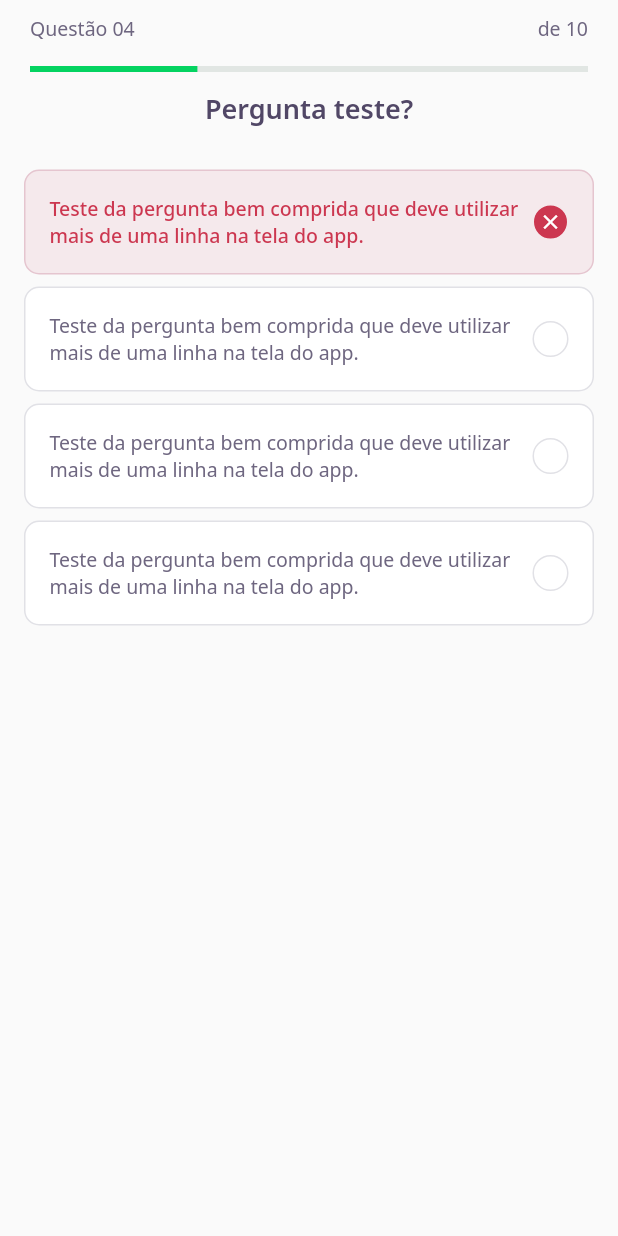
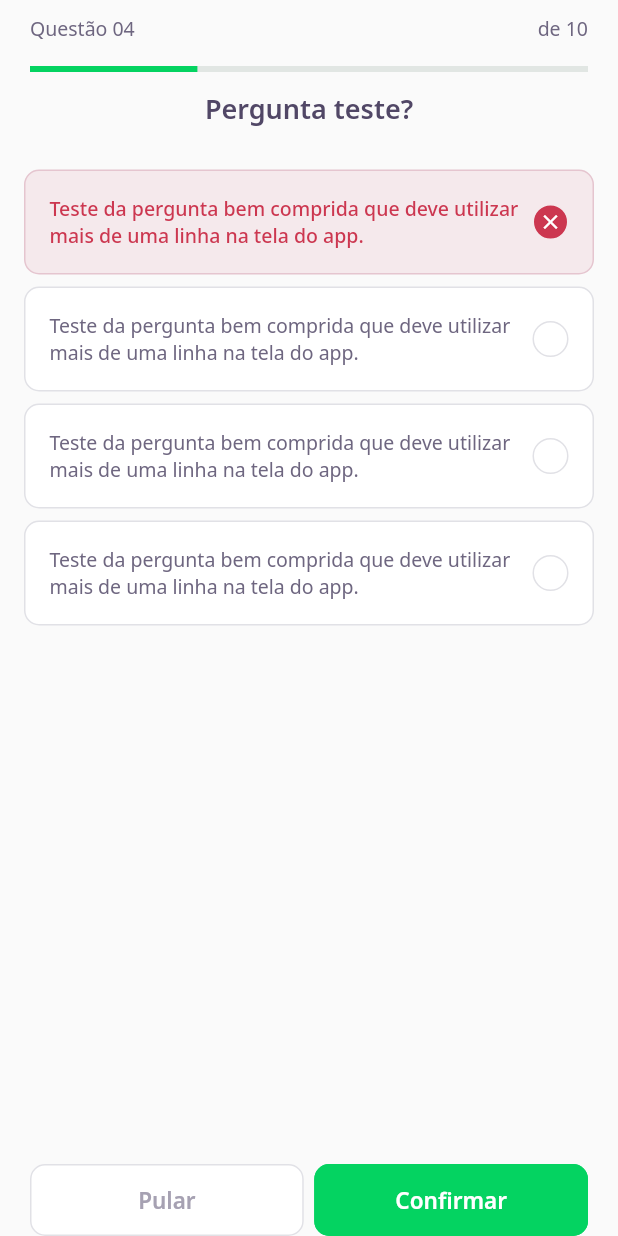
Before and after one commit to RafaelWerner/DevQuiz, a Flutter app: the ChallengePage screen opened directly, on a phone screen of 412 x 824 dp. Run offline on Flutter 3.47's test engine with Material 2 defaults, Android fonts, the phone set to English and light mode, and no system bars; our stand-ins replace google_fonts; accounts and stored records are empty.

Commit message:
Atualiza projeto 33:29

```diff
--- a/database/user.json
+++ b/assets/database/user.json
@@ -1,5 +1,5 @@
 {
     "name": "Rafael",
-    "score": 70,
+    "score": 50,
     "photoUrl": "https://avatars.githubusercontent.com/u/21970648?v=4"
 }
--- a/lib/challenge/challenge_page.dart
+++ b/lib/challenge/challenge_page.dart
@@ -1,6 +1,7 @@
+import 'package:devquiz/challenge/widgets/next_button/next_button_widget.dart';
 import 'package:devquiz/challenge/widgets/question_indicator/question_indicator_widget.dart';
 import 'package:devquiz/challenge/widgets/quiz/quiz_widget.dart';
-import 'package:devquiz/home/widgets/quiz_card/quiz_card_widget.dart';
+import 'package:devquiz/core/app_colors.dart';
 import 'package:flutter/material.dart';
 
 class ChallengePage extends StatefulWidget {
@@ -13,15 +14,40 @@ class ChallengePage extends StatefulWidget {
 class _ChallengePageState extends State<ChallengePage> {
   @override
   Widget build(BuildContext context) {
-    return Scaffold(
-      appBar: PreferredSize(
-        preferredSize: Size.fromHeight(60),
-        child: SafeArea(
-          top: true,
-          child: QuestionIndicatorWidget(),
+    return Container(
+      child: Scaffold(
+        appBar: PreferredSize(
+          preferredSize: Size.fromHeight(60),
+          child: SafeArea(
+            top: true,
+            child: QuestionIndicatorWidget(),
+          ),
+        ),
+        body: QuizWidget(
+          title: 'Pergunta teste?',
+        ),
+        bottomNavigationBar: SafeArea(
+          child: Padding(
+            padding: const EdgeInsets.symmetric(horizontal: 20),
+            child: Row(
+              mainAxisAlignment: MainAxisAlignment.spaceBetween,
+              children: [
+                NextButtonWidget.white(
+                  label: "Pular",
+                  onTap: () {},
+                ),
+                SizedBox(
+                  width: 7,
+                ),
+                NextButtonWidget.green(
+                  label: "Confirmar",
+                  onTap: () {},
+                ),
+              ],
+            ),
+          ),
         ),
       ),
-      body: QuizWidget(title: 'Pergunta teste?'),
     );
   }
 }
--- /dev/null
+++ b/lib/challenge/widgets/next_button/next_button_widget.dart
@@ -0,0 +1,69 @@
+import 'package:devquiz/core/app_colors.dart';
+import 'package:flutter/material.dart';
+import 'package:google_fonts/google_fonts.dart';
+
+class NextButtonWidget extends StatelessWidget {
+  final String label;
+  final Color backgroundColor;
+  final Color fontColor;
+  final Color borderColor;
+  final Color overlayColor;
+  final VoidCallback onTap;
+
+  const NextButtonWidget({
+    Key? key,
+    required this.label,
+    required this.backgroundColor,
+    required this.fontColor,
+    required this.borderColor,
+    required this.overlayColor,
+    required this.onTap,
+  }) : super(key: key);
+
+  NextButtonWidget.green({required String label, required VoidCallback onTap})
+      : this.label = label,
+        this.backgroundColor = AppColors.darkGreen,
+        this.fontColor = AppColors.white,
+        this.borderColor = AppColors.darkGreen,
+        this.overlayColor = AppColors.greenTransp,
+        this.onTap = onTap;
+
+  NextButtonWidget.white({required String label, required VoidCallback onTap})
+      : this.label = label,
+        this.backgroundColor = AppColors.white,
+        this.fontColor = AppColors.lightGrey,
+        this.borderColor = AppColors.border,
+        this.overlayColor = AppColors.border,
+        this.onTap = onTap;
+
+  @override
+  Widget build(BuildContext context) {
+    return Expanded(
+      child: Container(
+        height: 48,
+        child: TextButton(
+          style: ButtonStyle(
+              backgroundColor: MaterialStateProperty.all(backgroundColor),
+              overlayColor: MaterialStateProperty.all(overlayColor),
+              shape: MaterialStateProperty.all(
+                RoundedRectangleBorder(
+                  borderRadius: BorderRadius.circular(10),
+                ),
+              ),
+              side: MaterialStateProperty.all(
+                BorderSide(color: borderColor),
+              )),
+          onPressed: () {},
+          child: Text(
+            label,
+            style: GoogleFonts.notoSans(
+              fontWeight: FontWeight.w600,
+              fontSize: 15,
+              color: fontColor,
+            ),
+          ),
+        ),
+      ),
+    );
+  }
+}
--- a/lib/core/app_colors.dart
+++ b/lib/core/app_colors.dart
@@ -13,6 +13,7 @@ class AppColors {
   //Greens
   static final Color lightGreen = Color(0xFFE1F5EC);
   static final Color green = Color(0xFFB8DBCB);
+  static final Color greenTransp = Color(0xCCB8DBCB);
   static final Color darkGreen = Color(0xFF04D361);
 
   //Reds
--- a/lib/core/app_widget.dart
+++ b/lib/core/app_widget.dart
@@ -7,7 +7,7 @@ class AppWidget extends StatelessWidget {
   Widget build(BuildContext context) {
     return MaterialApp(
       title: "DevQuiz",
-      home: HomePage(),
+      home: ChallengePage(),
     );
   }
 }
--- a/lib/home/home_page.dart
+++ b/lib/home/home_page.dart
@@ -1,4 +1,3 @@
-import 'package:devquiz/core/app_colors.dart';
 import 'package:devquiz/home/home_controller.dart';
 import 'package:devquiz/home/home_state.dart';
 import 'package:devquiz/home/widgets/appbar/app_bar_widget.dart';
--- a/lib/home/widgets/appbar/app_bar_widget.dart
+++ b/lib/home/widgets/appbar/app_bar_widget.dart
@@ -44,7 +44,9 @@ class AppBarWidget extends PreferredSize {
                     ],
                   ),
                 ),
-                Align(alignment: Alignment(0.0, 1.0), child: ScoreCardWidget()),
+                Align(
+                    alignment: Alignment(0.0, 1.0),
+                    child: ScoreCardWidget(score: user.score)),
               ],
             ),
           ),
--- a/lib/home/widgets/score_card/score_card_widget.dart
+++ b/lib/home/widgets/score_card/score_card_widget.dart
@@ -4,7 +4,9 @@ import 'package:devquiz/home/widgets/chart/chart_widget.dart';
 import 'package:flutter/material.dart';
 
 class ScoreCardWidget extends StatelessWidget {
-  const ScoreCardWidget({Key? key}) : super(key: key);
+  final int score;
+
+  const ScoreCardWidget({Key? key, required this.score}) : super(key: key);
 
   @override
   Widget build(BuildContext context) {
@@ -21,7 +23,7 @@ class ScoreCardWidget extends StatelessWidget {
           child: Row(
             crossAxisAlignment: CrossAxisAlignment.center,
             children: [
-              Expanded(flex: 1, child: ChartWidget()),
+              Expanded(flex: 1, child: ChartWidget(score: score)),
               Expanded(
                 flex: 3,
                 child: Padding(
--- a/pubspec.yaml
+++ b/pubspec.yaml
@@ -20,4 +20,5 @@ dev_dependencies:
 flutter:
   assets:
     - assets/images/
+    - assets/database/
   uses-material-design: true
```
Also changed, not shown: assets/database/quizzes.json (renamed from database/quizzes.json, +9 -0 lines), lib/home/home_controller.dart (+5 -39 lines), lib/home/home_repository.dart (added, +23 -0 lines), lib/home/widgets/chart/chart_widget.dart (+5 -3 lines), lib/shared/models/answer_model.dart (+46 -0 lines), lib/shared/models/question_model.dart (+54 -2 lines), lib/shared/models/quiz_model.dart (+91 -0 lines), lib/shared/models/user_model.dart (+52 -0 lines).
